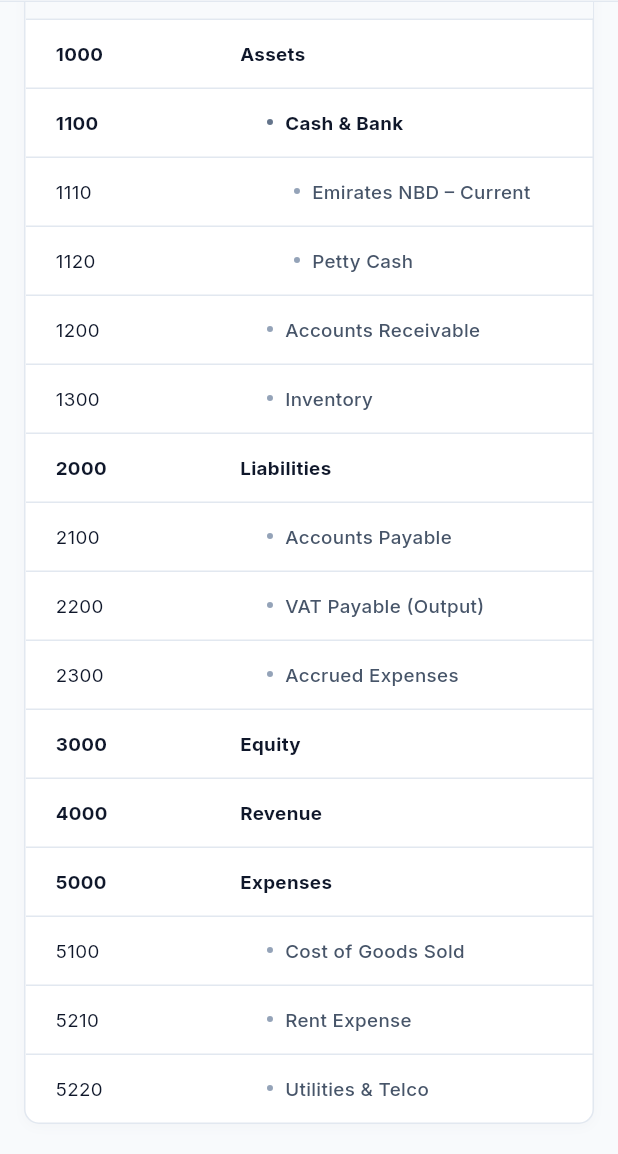
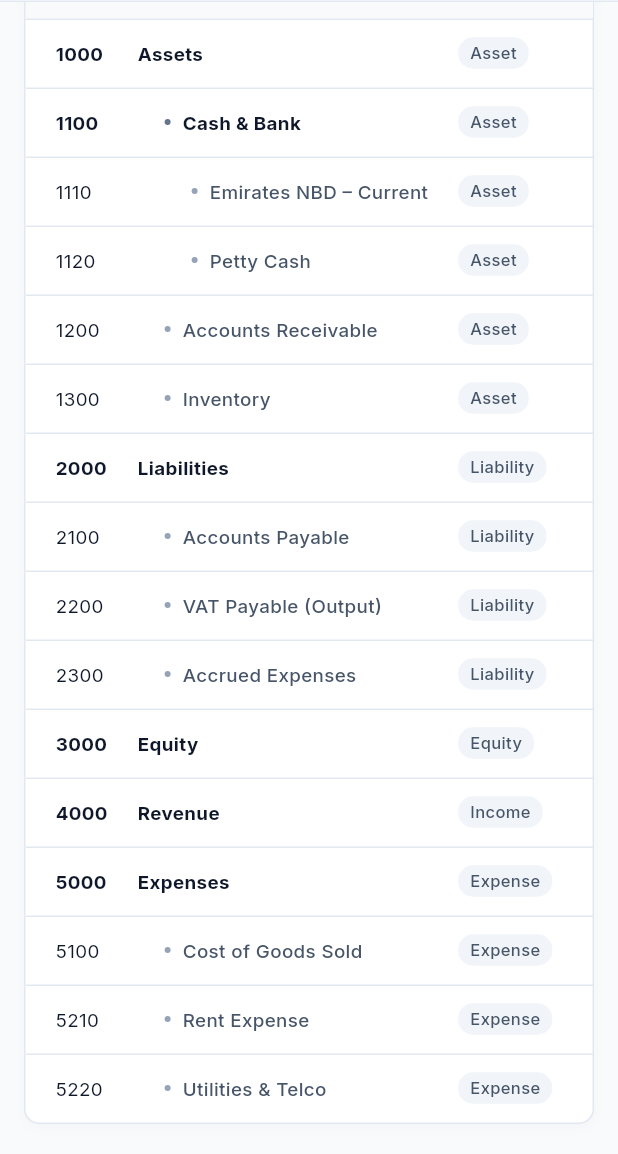
Before and after one commit to jishnuu-c/finledger_flutter, a Flutter app: the ChartOfAccountsScreen screen opened by its route, scrolled down 274 dp, on a phone screen of 412 x 824 dp, the part 82-1236 px from its top. Run offline on Flutter 3.47's test engine with Material 3 defaults, Android fonts, the phone set to English and light mode, and no system bars; our stand-ins replace dio, flutter_riverpod, go_router, google_fonts, shared_preferences; accounts and stored records are empty; network calls fail.

Commit message:
audit: finalize ui theme consistency, rtl responsiveness, and router stability

```diff
--- a/lib/features/accounting/presentation/chart_of_accounts_screen.dart
+++ b/lib/features/accounting/presentation/chart_of_accounts_screen.dart
@@ -315,11 +315,10 @@ class _ChartOfAccountsScreenState extends State<ChartOfAccountsScreen> {
             )
           : LayoutBuilder(
               builder: (context, constraints) {
-                final effectiveWidth = constraints.maxWidth > 1200 ? constraints.maxWidth : 1200.0;
                 return SingleChildScrollView(
                   scrollDirection: Axis.horizontal,
-                  child: SizedBox(
-                    width: effectiveWidth,
+                  child: ConstrainedBox(
+                    constraints: BoxConstraints(minWidth: constraints.maxWidth),
                     child: DataTable(
                       headingRowHeight: 40,
                       dataRowMinHeight: 46,
@@ -329,46 +328,67 @@ class _ChartOfAccountsScreenState extends State<ChartOfAccountsScreen> {
                       headingRowColor: WidgetStateProperty.all(const Color(0xFFF8FAFC)),
                       columns: [
                         DataColumn(
-                          label: Text(
+                          label: FittedBox(
+                            fit: BoxFit.scaleDown,
+                            child: Text(
                               context.l10n.colCode,
                               style: const TextStyle(fontSize: 11.5, fontWeight: FontWeight.w600, color: AppColors.textSecondary),
                             ),
                           ),
+                        ),
                         DataColumn(
-                          label: Text(
+                          label: FittedBox(
+                            fit: BoxFit.scaleDown,
+                            child: Text(
                               context.l10n.colAccountName,
                               style: const TextStyle(fontSize: 11.5, fontWeight: FontWeight.w600, color: AppColors.textSecondary),
                             ),
                           ),
+                        ),
                         DataColumn(
-                          label: Text(
+                          label: FittedBox(
+                            fit: BoxFit.scaleDown,
+                            child: Text(
                               context.l10n.accountType,
                               style: const TextStyle(fontSize: 11.5, fontWeight: FontWeight.w600, color: AppColors.textSecondary),
                             ),
                           ),
+                        ),
                         DataColumn(
-                          label: Text(
+                          label: FittedBox(
+                            fit: BoxFit.scaleDown,
+                            child: Text(
                               context.l10n.colParent,
                               style: const TextStyle(fontSize: 11.5, fontWeight: FontWeight.w600, color: AppColors.textSecondary),
                             ),
                           ),
+                        ),
                         DataColumn(
                           numeric: true,
-                          label: Text(
+                          label: FittedBox(
+                            fit: BoxFit.scaleDown,
+                            child: Text(
                               context.l10n.colBalanceAed,
                               style: const TextStyle(fontSize: 11.5, fontWeight: FontWeight.w600, color: AppColors.textSecondary),
                             ),
                           ),
+                        ),
                         DataColumn(
-                          label: Text(
+                          label: FittedBox(
+                            fit: BoxFit.scaleDown,
+                            child: Text(
                               context.l10n.status,
                               style: const TextStyle(fontSize: 11.5, fontWeight: FontWeight.w600, color: AppColors.textSecondary),
                             ),
                           ),
+                        ),
                         DataColumn(
-                          label: Text(
+                          label: FittedBox(
+                            fit: BoxFit.scaleDown,
+                            child: Text(
                               context.l10n.actions,
                               style: const TextStyle(fontSize: 11.5, fontWeight: FontWeight.w600, color: AppColors.textSecondary),
+                            ),
                           ),
                         ),
                       ],
--- a/lib/features/banking/presentation/banking_screen.dart
+++ b/lib/features/banking/presentation/banking_screen.dart
@@ -148,7 +148,8 @@ class BankingScreen extends StatelessWidget {
       crossAxisAlignment: CrossAxisAlignment.start,
       children: [
         // Breadcrumb
-        Row(
+        Wrap(
+          crossAxisAlignment: WrapCrossAlignment.center,
           children: [
             Text(
               context.l10n.home,
```
Also changed, not shown: lib/features/expenses/presentation/new_expense_claim_screen.dart (+15 -3 lines), lib/features/settings/presentation/company_settings_screen.dart (+43 -22 lines), 2 other files. Lines whose indentation alone changed are shown as unchanged.
